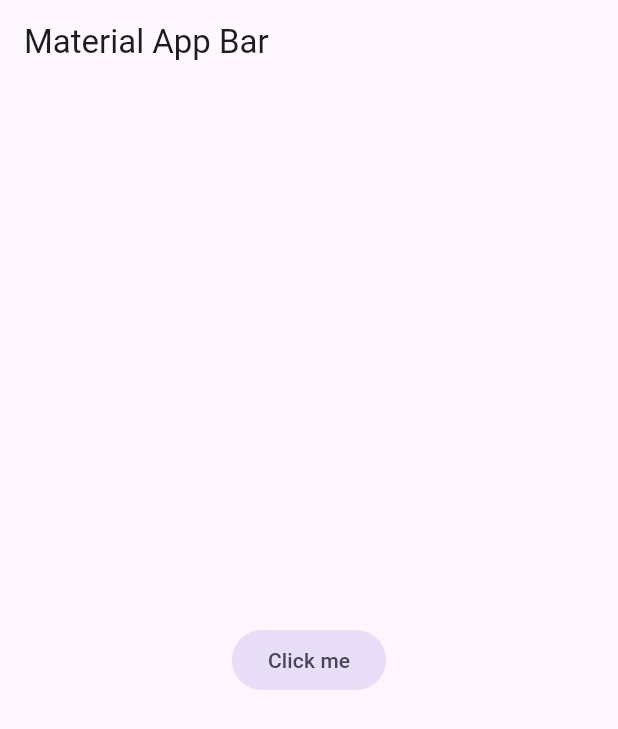
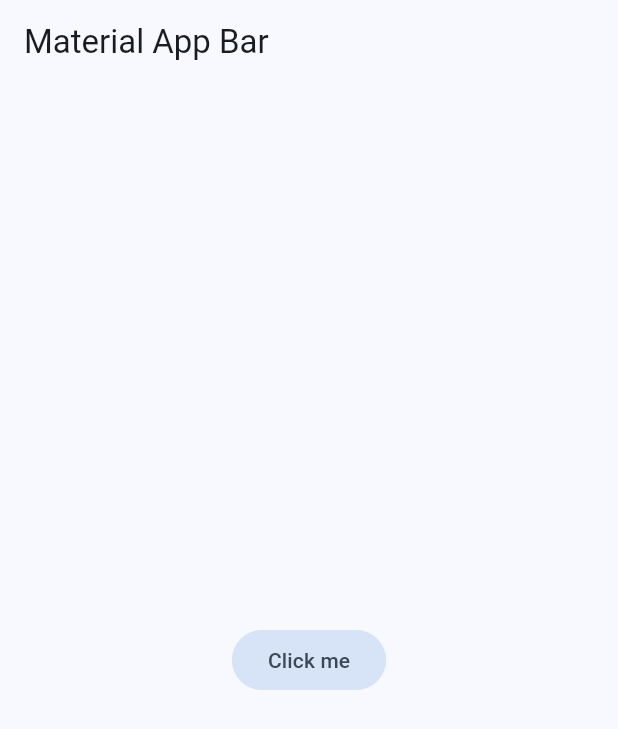
Before and after one commit to ArturoLoera10/YesNo-App-With-Flutter, a Flutter app: the screen it shows after launch, on a phone screen of 412 x 824 dp. Shown: the top 729 px of the screen. Run offline on Flutter 3.47's test engine with Material 3 defaults, Android fonts, the phone set to English and light mode, and no system bars.

Commit message:
theme app

```diff
--- /dev/null
+++ b/lib/config/theme/app_theme.dart
@@ -0,0 +1,28 @@
+import 'package:flutter/material.dart';
+
+const Color _customColor = Color(0xFF5C11D4);
+
+const List<Color> _colorThemes = [
+  _customColor,
+  Colors.blue,
+  Colors.teal,
+  Colors.green,
+  Colors.yellow,
+  Colors.orange,
+  Colors.pink
+];
+
+class AppTheme {
+  final int selectedColor;
+
+  AppTheme({this.selectedColor = 0})
+      : assert(selectedColor >= 0 && selectedColor <= _colorThemes.length - 1,
+            'Colors must be between 0 and ${_colorThemes.length - 1}');
+
+  ThemeData theme() {
+    return ThemeData(
+      useMaterial3: true,
+      colorSchemeSeed: _colorThemes[selectedColor],
+    );
+  }
+}
--- a/lib/main.dart
+++ b/lib/main.dart
@@ -1,4 +1,5 @@
 import 'package:flutter/material.dart';
+import 'package:yes_no_app_two/config/theme/app_theme.dart';
 
 void main() => runApp(const MyApp());
 
@@ -10,6 +11,7 @@
     return MaterialApp(
       title: 'Material App',
       debugShowCheckedModeBanner: false,
+      theme: AppTheme(selectedColor: 1).theme(),
       home: Scaffold(
         appBar: AppBar(
           title: const Text('Material App Bar'),
```
